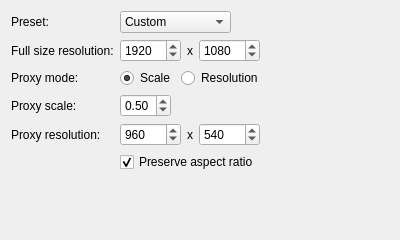
Before: the Qt Designer form core/tools/icAdmin/settings_resolution_ui.ui in mjbonnington/icarus-gps, drawn with Qt 5.
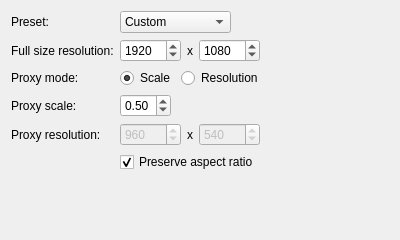
After: the same form once the commit is applied.

What changed in the file:
```diff
--- a/core/tools/icAdmin/settings_resolution_ui.ui
+++ b/core/tools/icAdmin/settings_resolution_ui.ui
@@ -168,7 +168,10 @@
    <item row="4" column="1">
     <layout class="QHBoxLayout" name="proxyRes_horizontalLayout">
      <item>
-      <widget class="QSpinBox" name="proxyResX_spinBox">
+      <widget class="QSpinBox" name="proxyWidth_spinBox">
+       <property name="enabled">
+        <bool>false</bool>
+       </property>
        <property name="minimum">
         <number>1</number>
        </property>
@@ -194,7 +197,10 @@
       </widget>
      </item>
      <item>
-      <widget class="QSpinBox" name="proxyResY_spinBox">
+      <widget class="QSpinBox" name="proxyHeight_spinBox">
+       <property name="enabled">
+        <bool>false</bool>
+       </property>
        <property name="minimum">
         <number>1</number>
        </property>
```
Left out of the diff: 138 changed lines with no effect on the pictures.
